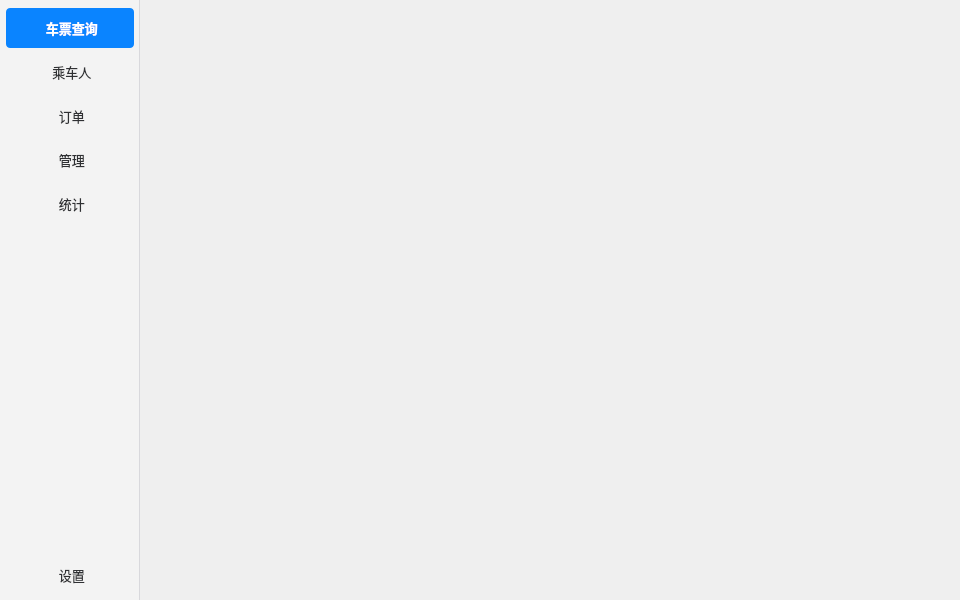
Above: mainwindow.ui from miunerofrade/seu-qt-summer-school before the change. Below: the same form after it.
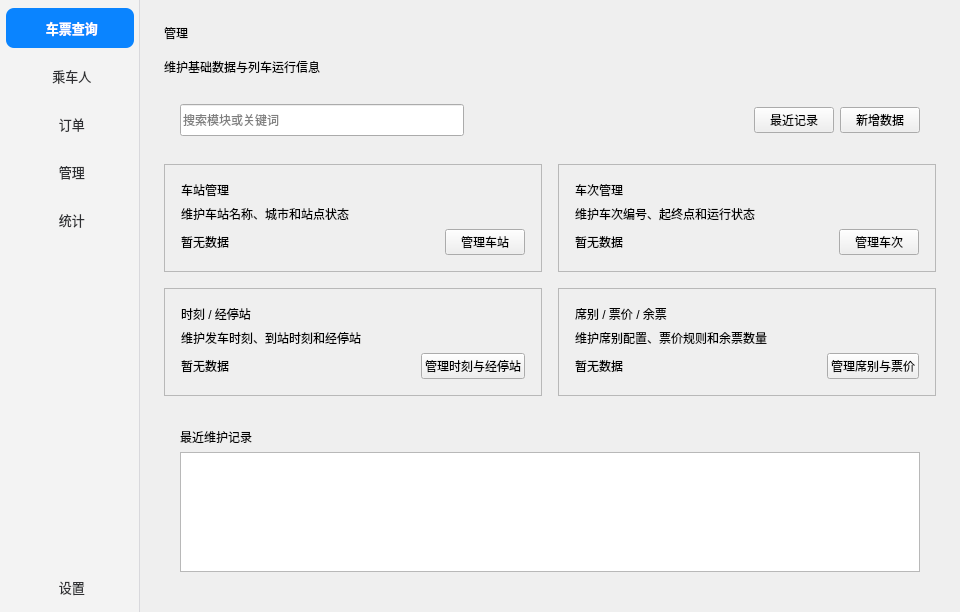
That is the form after the change. The open tabs and pages were chosen to show the change. Icons and pictures are not drawn. Custom widgets are drawn as their Qt base class.

Commit message: feat:增加了管理页面

The edit to the form file:
```diff
--- a/mainwindow.ui
+++ b/mainwindow.ui
@@ -59,8 +59,8 @@
 QToolButton {
     background-color: transparent;
     border: none;
-    border-radius: 4px;
-    padding: 4px 12px;
+    border-radius: 8px;
+    padding: 6px 12px;
     color: #2F3033;
     font-size: 13px;
     text-align: left;
@@ -89,7 +89,7 @@
       </property>
       <layout class="QVBoxLayout" name="verticalLayout">
        <property name="spacing">
-        <number>4</number>
+        <number>8</number>
        </property>
        <property name="leftMargin">
         <number>6</number>
@@ -1103,7 +1103,239 @@
         </item>
        </layout>
       </widget>
-      <widget class="QWidget" name="pageAdmin"/>
+      <widget class="QWidget" name="pageAdmin">
+       <property name="styleSheet">
+        <string notr="true">QWidget#pageAdmin {
+    background-color: #F3F3F3;
+}
+
+QLabel#labelAdminTitle {
+    color: #1D1D1F;
+    font-size: 22px;
+    font-weight: 600;
+}
+
+QLabel#labelAdminSubtitle {
+    color: #6E6E73;
+    font-size: 13px;
+}
+
+QFrame#cardStationAdmin,
+QFrame#cardTrainAdmin,
+QFrame#cardScheduleAdmin,
+QFrame#cardSeatAdmin {
+    background-color: #FFFFFF;
+    border: 1px solid #E5E7EB;
+    border-radius: 10px;
+}
+
+QWidget#adminToolbar,
+QWidget#adminRecentCard {
+    background-color: #FFFFFF;
+    border: 1px solid #E5E7EB;
+    border-radius: 10px;
+}
+
+QTableView#tableAdminRecent {
+    background-color: #FFFFFF;
+    border: 1px solid #E5E7EB;
+    border-radius: 0px;
+    color: #2F3033;
+    gridline-color: #ECEDEF;
+}
+
+QTableView#tableAdminRecent QHeaderView::section {
+    background-color: #FFFFFF;
+    border: none;
+    border-bottom: 1px solid #E5E7EB;
+    color: #6E6E73;
+    padding: 8px;
+}
+
+QLabel#labelRecentAdminTitle {
+    color: #1D1D1F;
+    font-size: 14px;
+    font-weight: 600;
+}
+
+QPushButton#btnRecentAdmin,
+QPushButton#btnManageStations,
+QPushButton#btnManageTrains,
+QPushButton#btnManageSchedules,
+QPushButton#btnManageSeats {
+    background-color: #FFFFFF;
+    border: 1px solid #D8DDE6;
+    border-radius: 6px;
+    color: #0A84FF;
+    padding: 6px 14px;
+}
+
+QPushButton#btnAddAdminData {
+    background-color: #0A84FF;
+    border: none;
+    border-radius: 6px;
+    color: #FFFFFF;
+    padding: 6px 14px;
+}
+
+QLabel#labelStationAdminTitle,
+QLabel#labelTrainAdminTitle,
+QLabel#labelScheduleAdminTitle,
+QLabel#labelSeatAdminTitle {
+    color: #1D1D1F;
+    font-size: 16px;
+    font-weight: 600;
+}
+
+QLabel#labelStationAdminDescription,
+QLabel#labelTrainAdminDescription,
+QLabel#labelScheduleAdminDescription,
+QLabel#labelSeatAdminDescription {
+    color: #6E6E73;
+    font-size: 13px;
+}
+
+QPushButton#btnAddAdminData:hover {
+    background-color: #0071E3;
+}</string>
+       </property>
+       <layout class="QVBoxLayout" name="verticalLayoutAdmin">
+        <property name="spacing"><number>16</number></property>
+        <property name="leftMargin"><number>24</number></property>
+        <property name="topMargin"><number>24</number></property>
+        <property name="rightMargin"><number>24</number></property>
+        <property name="bottomMargin"><number>24</number></property>
+        <item>
+         <widget class="QLabel" name="labelAdminTitle">
+          <property name="text"><string>管理</string></property>
+         </widget>
+        </item>
+        <item>
+         <widget class="QLabel" name="labelAdminSubtitle">
+          <property name="text"><string>维护基础数据与列车运行信息</string></property>
+         </widget>
+        </item>
+        <item>
+         <widget class="QWidget" name="adminToolbar" native="true">
+          <layout class="QHBoxLayout" name="horizontalLayoutAdminToolbar">
+           <property name="leftMargin"><number>16</number></property>
+           <property name="topMargin"><number>12</number></property>
+           <property name="rightMargin"><number>16</number></property>
+           <property name="bottomMargin"><number>12</number></property>
+           <item>
+            <widget class="QLineEdit" name="editAdminSearch">
+             <property name="minimumSize"><size><width>280</width><height>32</height></size></property>
+             <property name="placeholderText"><string>搜索模块或关键词</string></property>
+            </widget>
+           </item>
+           <item>
+            <spacer name="horizontalSpacerAdminToolbar">
+             <property name="orientation"><enum>Qt::Orientation::Horizontal</enum></property>
+             <property name="sizeHint" stdset="0"><size><width>40</width><height>20</height></size></property>
+            </spacer>
+           </item>
+           <item>
+            <widget class="QPushButton" name="btnRecentAdmin">
+             <property name="text"><string>最近记录</string></property>
+            </widget>
+           </item>
+           <item>
+            <widget class="QPushButton" name="btnAddAdminData">
+             <property name="text"><string>新增数据</string></property>
+            </widget>
+           </item>
+          </layout>
+         </widget>
+        </item>
+        <item>
+         <layout class="QGridLayout" name="gridLayoutAdminEntries">
+          <property name="horizontalSpacing"><number>16</number></property>
+          <property name="verticalSpacing"><number>16</number></property>
+          <item row="0" column="0">
+           <widget class="QFrame" name="cardStationAdmin">
+            <property name="frameShape"><enum>QFrame::Shape::StyledPanel</enum></property>
+            <property name="class">adminCard</property>
+            <layout class="QVBoxLayout" name="verticalLayoutStationAdmin">
+             <property name="leftMargin"><number>16</number></property>
+             <property name="topMargin"><number>16</number></property>
+             <property name="rightMargin"><number>16</number></property>
+             <property name="bottomMargin"><number>16</number></property>
+             <item><widget class="QLabel" name="labelStationAdminTitle"><property name="text"><string>车站管理</string></property><property name="class">adminCardTitle</property></widget></item>
+             <item><widget class="QLabel" name="labelStationAdminDescription"><property name="text"><string>维护车站名称、城市和站点状态</string></property><property name="class">adminCardDescription</property></widget></item>
+             <item><spacer name="verticalSpacerStationAdmin"><property name="orientation"><enum>Qt::Orientation::Vertical</enum></property><property name="sizeHint" stdset="0"><size><width>20</width><height>20</height></size></property></spacer></item>
+             <item><widget class="QWidget" name="stationAdminMetaRow" native="true"><layout class="QHBoxLayout" name="horizontalLayoutStationAdminMeta"><property name="leftMargin"><number>0</number></property><property name="topMargin"><number>0</number></property><property name="rightMargin"><number>0</number></property><property name="bottomMargin"><number>0</number></property><item><widget class="QLabel" name="labelStationAdminData"><property name="text"><string>暂无数据</string></property><property name="class">adminCardDescription</property></widget></item><item><spacer name="horizontalSpacerStationAdminMeta"><property name="orientation"><enum>Qt::Orientation::Horizontal</enum></property><property name="sizeHint" stdset="0"><size><width>20</width><height>20</height></size></property></spacer></item><item><widget class="QPushButton" name="btnManageStations"><property name="text"><string>管理车站</string></property><property name="class">adminEntryButton</property></widget></item></layout></widget></item>
+            </layout>
+           </widget>
+          </item>
+          <item row="0" column="1">
+           <widget class="QFrame" name="cardTrainAdmin">
+            <property name="frameShape"><enum>QFrame::Shape::StyledPanel</enum></property>
+            <property name="class">adminCard</property>
+            <layout class="QVBoxLayout" name="verticalLayoutTrainAdmin">
+             <property name="leftMargin"><number>16</number></property><property name="topMargin"><number>16</number></property><property name="rightMargin"><number>16</number></property><property name="bottomMargin"><number>16</number></property>
+             <item><widget class="QLabel" name="labelTrainAdminTitle"><property name="text"><string>车次管理</string></property><property name="class">adminCardTitle</property></widget></item>
+             <item><widget class="QLabel" name="labelTrainAdminDescription"><property name="text"><string>维护车次编号、起终点和运行状态</string></property><property name="class">adminCardDescription</property></widget></item>
+             <item><spacer name="verticalSpacerTrainAdmin"><property name="orientation"><enum>Qt::Orientation::Vertical</enum></property><property name="sizeHint" stdset="0"><size><width>20</width><height>20</height></size></property></spacer></item>
+             <item><widget class="QWidget" name="trainAdminMetaRow" native="true"><layout class="QHBoxLayout" name="horizontalLayoutTrainAdminMeta"><property name="leftMargin"><number>0</number></property><property name="topMargin"><number>0</number></property><property name="rightMargin"><number>0</number></property><property name="bottomMargin"><number>0</number></property><item><widget class="QLabel" name="labelTrainAdminData"><property name="text"><string>暂无数据</string></property><property name="class">adminCardDescription</property></widget></item><item><spacer name="horizontalSpacerTrainAdminMeta"><property name="orientation"><enum>Qt::Orientation::Horizontal</enum></property><property name="sizeHint" stdset="0"><size><width>20</width><height>20</height></size></property></spacer></item><item><widget class="QPushButton" name="btnManageTrains"><property name="text"><string>管理车次</string></property><property name="class">adminEntryButton</property></widget></item></layout></widget></item>
+            </layout>
+           </widget>
+          </item>
+          <item row="1" column="0">
+           <widget class="QFrame" name="cardScheduleAdmin">
+            <property name="frameShape"><enum>QFrame::Shape::StyledPanel</enum></property>
+            <property name="class">adminCard</property>
+            <layout class="QVBoxLayout" name="verticalLayoutScheduleAdmin">
+             <property name="leftMargin"><number>16</number></property><property name="topMargin"><number>16</number></property><property name="rightMargin"><number>16</number></property><property name="bottomMargin"><number>16</number></property>
+             <item><widget class="QLabel" name="labelScheduleAdminTitle"><property name="text"><string>时刻 / 经停站</string></property><property name="class">adminCardTitle</property></widget></item>
+             <item><widget class="QLabel" name="labelScheduleAdminDescription"><property name="text"><string>维护发车时刻、到站时刻和经停站</string></property><property name="class">adminCardDescription</property></widget></item>
+             <item><spacer name="verticalSpacerScheduleAdmin"><property name="orientation"><enum>Qt::Orientation::Vertical</enum></property><property name="sizeHint" stdset="0"><size><width>20</width><height>20</height></size></property></spacer></item>
+             <item><widget class="QWidget" name="scheduleAdminMetaRow" native="true"><layout class="QHBoxLayout" name="horizontalLayoutScheduleAdminMeta"><property name="leftMargin"><number>0</number></property><property name="topMargin"><number>0</number></property><property name="rightMargin"><number>0</number></property><property name="bottomMargin"><number>0</number></property><item><widget class="QLabel" name="labelScheduleAdminData"><property name="text"><string>暂无数据</string></property><property name="class">adminCardDescription</property></widget></item><item><spacer name="horizontalSpacerScheduleAdminMeta"><property name="orientation"><enum>Qt::Orientation::Horizontal</enum></property><property name="sizeHint" stdset="0"><size><width>20</width><height>20</height></size></property></spacer></item><item><widget class="QPushButton" name="btnManageSchedules"><property name="text"><string>管理时刻与经停站</string></property><property name="class">adminEntryButton</property></widget></item></layout></widget></item>
+            </layout>
+           </widget>
+          </item>
+          <item row="1" column="1">
+           <widget class="QFrame" name="cardSeatAdmin">
+            <property name="frameShape"><enum>QFrame::Shape::StyledPanel</enum></property>
+            <property name="class">adminCard</property>
+            <layout class="QVBoxLayout" name="verticalLayoutSeatAdmin">
+             <property name="leftMargin"><number>16</number></property><property name="topMargin"><number>16</number></property><property name="rightMargin"><number>16</number></property><property name="bottomMargin"><number>16</number></property>
+             <item><widget class="QLabel" name="labelSeatAdminTitle"><property name="text"><string>席别 / 票价 / 余票</string></property><property name="class">adminCardTitle</property></widget></item>
+             <item><widget class="QLabel" name="labelSeatAdminDescription"><property name="text"><string>维护席别配置、票价规则和余票数量</string></property><property name="class">adminCardDescription</property></widget></item>
+             <item><spacer name="verticalSpacerSeatAdmin"><property name="orientation"><enum>Qt::Orientation::Vertical</enum></property><property name="sizeHint" stdset="0"><size><width>20</width><height>20</height></size></property></spacer></item>
+             <item><widget class="QWidget" name="seatAdminMetaRow" native="true"><layout class="QHBoxLayout" name="horizontalLayoutSeatAdminMeta"><property name="leftMargin"><number>0</number></property><property name="topMargin"><number>0</number></property><property name="rightMargin"><number>0</number></property><property name="bottomMargin"><number>0</number></property><item><widget class="QLabel" name="labelSeatAdminData"><property name="text"><string>暂无数据</string></property><property name="class">adminCardDescription</property></widget></item><item><spacer name="horizontalSpacerSeatAdminMeta"><property name="orientation"><enum>Qt::Orientation::Horizontal</enum></property><property name="sizeHint" stdset="0"><size><width>20</width><height>20</height></size></property></spacer></item><item><widget class="QPushButton" name="btnManageSeats"><property name="text"><string>管理席别与票价</string></property><property name="class">adminEntryButton</property></widget></item></layout></widget></item>
+            </layout>
+           </widget>
+          </item>
+         </layout>
+        </item>
+        <item>
+         <widget class="QWidget" name="adminRecentCard" native="true">
+          <layout class="QVBoxLayout" name="verticalLayoutAdminRecent">
+           <property name="leftMargin"><number>16</number></property>
+           <property name="topMargin"><number>16</number></property>
+           <property name="rightMargin"><number>16</number></property>
+           <property name="bottomMargin"><number>16</number></property>
+           <item>
+            <widget class="QLabel" name="labelRecentAdminTitle">
+             <property name="text"><string>最近维护记录</string></property>
+            </widget>
+           </item>
+           <item>
+            <widget class="QTableView" name="tableAdminRecent">
+             <property name="minimumSize"><size><width>0</width><height>120</height></size></property>
+             <property name="alternatingRowColors"><bool>true</bool></property>
+             <property name="selectionBehavior"><enum>QAbstractItemView::SelectionBehavior::SelectRows</enum></property>
+             <property name="editTriggers"><enum>QAbstractItemView::EditTrigger::NoEditTriggers</enum></property>
+            </widget>
+           </item>
+          </layout>
+         </widget>
+        </item>
+        <item>
+         <spacer name="verticalSpacerAdminPage"><property name="orientation"><enum>Qt::Orientation::Vertical</enum></property><property name="sizeHint" stdset="0"><size><width>20</width><height>40</height></size></property></spacer>
+        </item>
+       </layout>
+      </widget>
       <widget class="QWidget" name="pageStatistics"/>
       <widget class="QWidget" name="pageSettings"/>
      </widget>
```
The commit also changes 1 other file.
